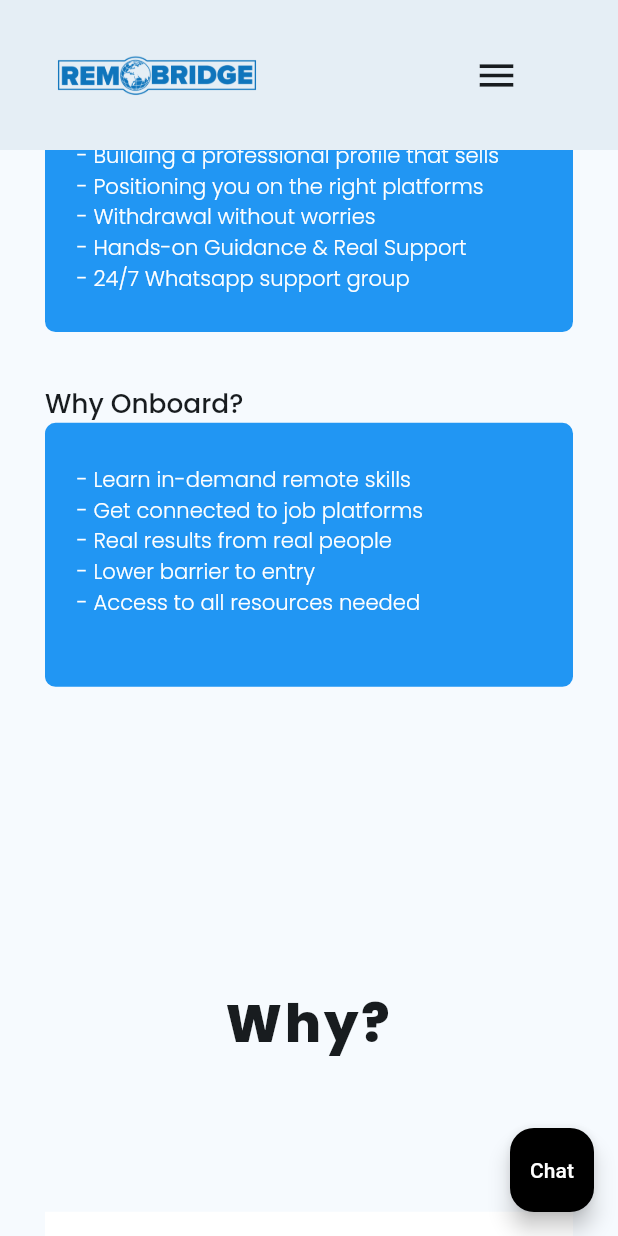
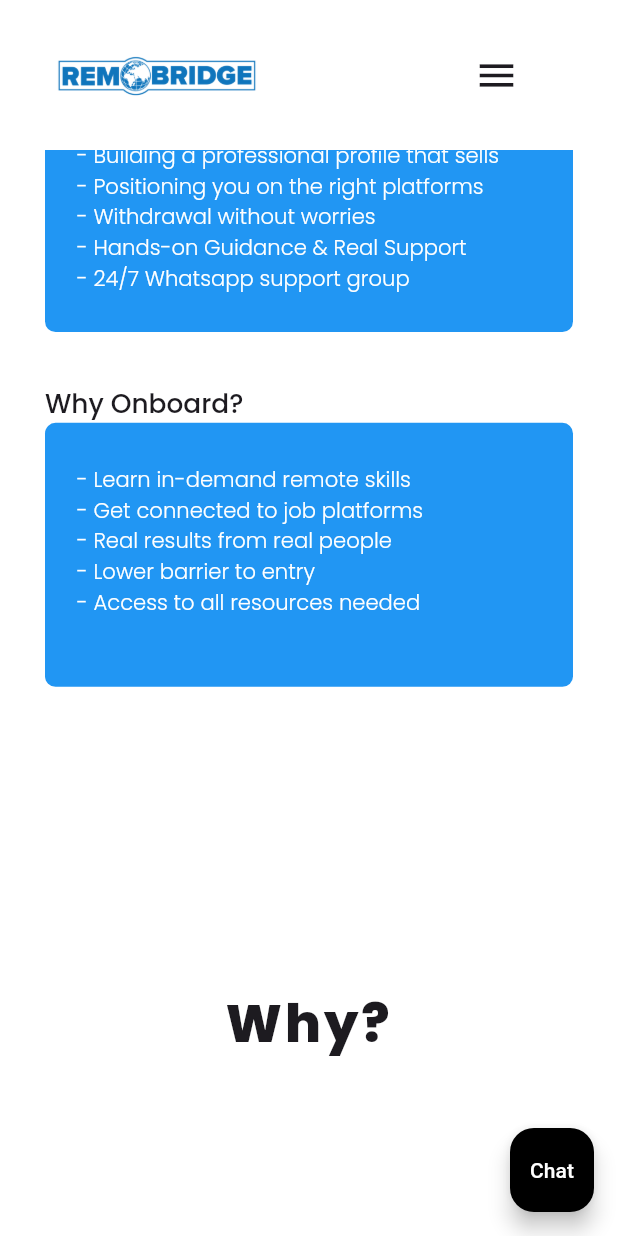
Before and after one commit to Akaiso/remobridge, a Flutter app: the screen it shows after launch, scrolled down 576 dp, on a phone screen of 412 x 824 dp. Run offline on Flutter 3.47's test engine with Material 3 defaults, Android fonts, the phone set to English and light mode, and no system bars; drawn by our look-alikes of auto_size_text; our stand-ins replace carousel_slider, get, google_fonts.

Commit message:
switched images format from png to gif

```diff
--- a/lib/main.dart
+++ b/lib/main.dart
@@ -30,25 +30,25 @@ class MyApp extends StatelessWidget {
         GetPage(name: '/faq', page: () => const FAQPage()),
         GetPage(name: '/learnMore', page: ()=> const LearnMorePage()),
       ],
-      theme: ThemeData(
-        // This is the theme of your application.
-        //
-        // TRY THIS: Try running your application with "flutter run". You'll see
-        // the application has a purple toolbar. Then, without quitting the app,
-        // try changing the seedColor in the colorScheme below to Colors.green
-        // and then invoke "hot reload" (save your changes or press the "hot
-        // reload" button in a Flutter-supported IDE, or press "r" if you used
-        // the command line to start the app).
-        //
-        // Notice that the counter didn't reset back to zero; the application
-        // state is not lost during the reload. To reset the state, use hot
-        // restart instead.
-        //
-        // This works for code too, not just values: Most code changes can be
-        // tested with just a hot reload.
-        colorScheme: ColorScheme.fromSeed(seedColor: Colors.lightBlueAccent),
-        useMaterial3: true,
-      ),
+      // theme: ThemeData(
+      //   // This is the theme of your application.
+      //   //
+      //   // TRY THIS: Try running your application with "flutter run". You'll see
+      //   // the application has a purple toolbar. Then, without quitting the app,
+      //   // try changing the seedColor in the colorScheme below to Colors.green
+      //   // and then invoke "hot reload" (save your changes or press the "hot
+      //   // reload" button in a Flutter-supported IDE, or press "r" if you used
+      //   // the command line to start the app).
+      //   //
+      //   // Notice that the counter didn't reset back to zero; the application
+      //   // state is not lost during the reload. To reset the state, use hot
+      //   // restart instead.
+      //   //
+      //   // This works for code too, not just values: Most code changes can be
+      //   // tested with just a hot reload.
+      //  // colorScheme: ColorScheme.fromSeed(seedColor: Colors.lightBlueAccent),
+      //   useMaterial3: true,
+      // ),
       home:
           const HomePage(), //const MyHomePage(title: 'Flutter Demo Home Page'),
     );
--- a/lib/view/homepage/home_page.dart
+++ b/lib/view/homepage/home_page.dart
@@ -32,7 +32,7 @@ class _HomePageState extends State<HomePage> {
   @override
   Widget build(BuildContext context) {
     return SafeArea(
-        child: Scaffold(
+        child: Scaffold(backgroundColor: Colors.white,
       floatingActionButton: FloatingActionButton(
         backgroundColor: Colors.black,
         onPressed: () {},
@@ -106,7 +106,8 @@ class _HomePageState extends State<HomePage> {
         ),
       ),
       appBar: AppBar(
-        backgroundColor: Colors.transparent,
+        backgroundColor: Colors.white,elevation: 0,
+        scrolledUnderElevation: 0,
         toolbarHeight: 100,
         title: NavBar(action: () {
           _scrollToSection(_section2Key);
@@ -370,7 +371,7 @@ class _HomePageState extends State<HomePage> {
                             ? Container()
                             : Expanded(
                                 flex: 2,
-                                child: Image.asset("assets/images/lappy.jpg")),
+                                child: Image.asset("assets/images/lappy.gif")),
                       ],
                     ),
                   ),
--- a/lib/view/homepage/nav_bar.dart
+++ b/lib/view/homepage/nav_bar.dart
@@ -19,7 +19,7 @@ class NavBar extends StatelessWidget {
                 width: MediaQuery.of(context).size.width < 600
                     ? MediaQuery.of(context).size.width / 3
                     : MediaQuery.of(context).size.width / 4,
-                child: Image.asset("assets/images/logo.png")),
+                child: Image.asset("assets/images/logo.gif")),
             const Spacer(),
             MediaQuery.of(context).size.width < 600
                 ? InkWell(
--- a/lib/view/registration.dart
+++ b/lib/view/registration.dart
@@ -247,7 +247,7 @@ class LearnMorePageState extends State<LearnMorePage> {
                                       : BorderRadius.circular(20)),
                           clipBehavior: Clip.hardEdge,
                           child:
-                              Image.asset("assets/images/remote_worker.jpg")),
+                              Image.asset("assets/images/remote_worker.gif")),
                     ))
               ],
             ),
```
Also changed, not shown: lib/view/contact_us/contact_us.dart (+23 -2 lines), assets/images/customer_support.gif (added), assets/images/lappy.gif (added), assets/images/logo.gif (added), assets/images/remote_worker.gif (added).
